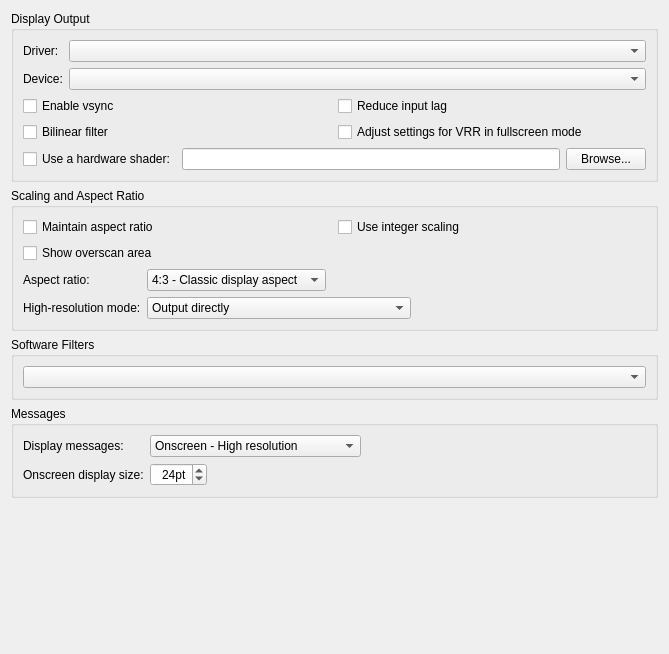
This is qt/src/DisplayPanel.ui in snes9xgit/snes9x as Qt 5 draws it before an edit. The edited form follows.
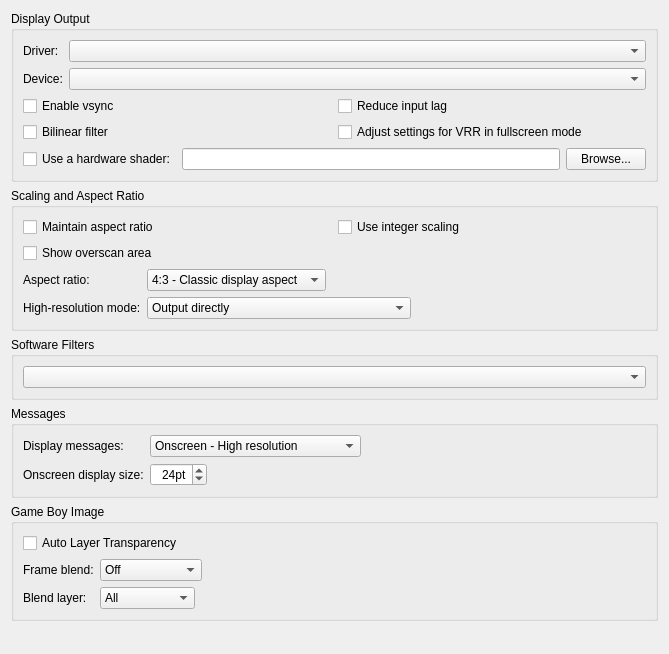
This is the edited form.

Commit message:
qt: add Game Boy frame-blend options (mode, layer, auto transparency)
Port the win32 "Game Boy Image" frame-blending controls to the Qt
frontend: a blend mode, a per-layer selector, and an "Auto Layer
Transparency" toggle that picks settings per-game. Wires through to
Settings.GBFrameBlend / GBFrameBlendLayer / GBFrameBlendAuto.

```diff
--- a/qt/src/DisplayPanel.ui
+++ b/qt/src/DisplayPanel.ui
@@ -418,6 +418,120 @@
      </layout>
     </widget>
    </item>
+   <item>
+    <widget class="QGroupBox" name="groupBox_gb_image">
+     <property name="toolTip">
+      <string>These options only apply to Game Boy games played through the Super Game Boy.</string>
+     </property>
+     <property name="title">
+      <string>Game Boy Image</string>
+     </property>
+     <layout class="QVBoxLayout" name="verticalLayout_gb_image">
+      <item>
+       <widget class="QCheckBox" name="checkBox_gb_frame_blend_auto">
+        <property name="toolTip">
+         <string>Auto Layer Transparency: pick the blend per game from a built-in list of known flicker-transparency games (off for the rest). Uncheck to set the mode and layer manually for every Game Boy game.</string>
+        </property>
+        <property name="text">
+         <string>Auto Layer Transparency</string>
+        </property>
+       </widget>
+      </item>
+      <item>
+       <layout class="QGridLayout" name="gridLayout_gb_blend">
+        <item row="0" column="0">
+         <widget class="QLabel" name="label_gb_frame_blend">
+          <property name="text">
+           <string>Frame blend:</string>
+          </property>
+         </widget>
+        </item>
+        <item row="0" column="1">
+         <widget class="QComboBox" name="comboBox_gb_frame_blend">
+          <property name="sizePolicy">
+           <sizepolicy hsizetype="Fixed" vsizetype="Fixed">
+            <horstretch>0</horstretch>
+            <verstretch>0</verstretch>
+           </sizepolicy>
+          </property>
+          <property name="toolTip">
+           <string>Game Boy frame-blend mode: Simple Blend = 50/50 of the last two frames (cancels flicker-transparency); LCD Blend = slow-decay LCD-style ghosting.</string>
+          </property>
+          <item>
+           <property name="text">
+            <string>Off</string>
+           </property>
+          </item>
+          <item>
+           <property name="text">
+            <string>Simple Blend</string>
+           </property>
+          </item>
+          <item>
+           <property name="text">
+            <string>LCD Blend</string>
+           </property>
+          </item>
+         </widget>
+        </item>
+        <item row="1" column="0">
+         <widget class="QLabel" name="label_gb_frame_blend_layer">
+          <property name="text">
+           <string>Blend layer:</string>
+          </property>
+         </widget>
+        </item>
+        <item row="1" column="1">
+         <widget class="QComboBox" name="comboBox_gb_frame_blend_layer">
+          <property name="sizePolicy">
+           <sizepolicy hsizetype="Fixed" vsizetype="Fixed">
+            <horstretch>0</horstretch>
+            <verstretch>0</verstretch>
+           </sizepolicy>
+          </property>
+          <property name="toolTip">
+           <string>Which Game Boy layer to blend: Background (BG) keeps moving sprites crisp; Window = the window/HUD layer; Sprites = objects only; All blends everything.</string>
+          </property>
+          <item>
+           <property name="text">
+            <string>All</string>
+           </property>
+          </item>
+          <item>
+           <property name="text">
+            <string>Background</string>
+           </property>
+          </item>
+          <item>
+           <property name="text">
+            <string>Window</string>
+           </property>
+          </item>
+          <item>
+           <property name="text">
+            <string>Sprites</string>
+           </property>
+          </item>
+         </widget>
+        </item>
+        <item row="0" column="2">
+         <spacer name="horizontalSpacer_gb_blend">
+          <property name="orientation">
+           <enum>Qt::Horizontal</enum>
+          </property>
+          <property name="sizeHint" stdset="0">
+           <size>
+            <width>40</width>
+            <height>20</height>
+           </size>
+          </property>
+         </spacer>
+        </item>
+       </layout>
+      </item>
+     </layout>
+    </widget>
+   </item>
    <item>
     <spacer name="verticalSpacer">
      <property name="orientation">
```
The commit also changes 5 other files.
